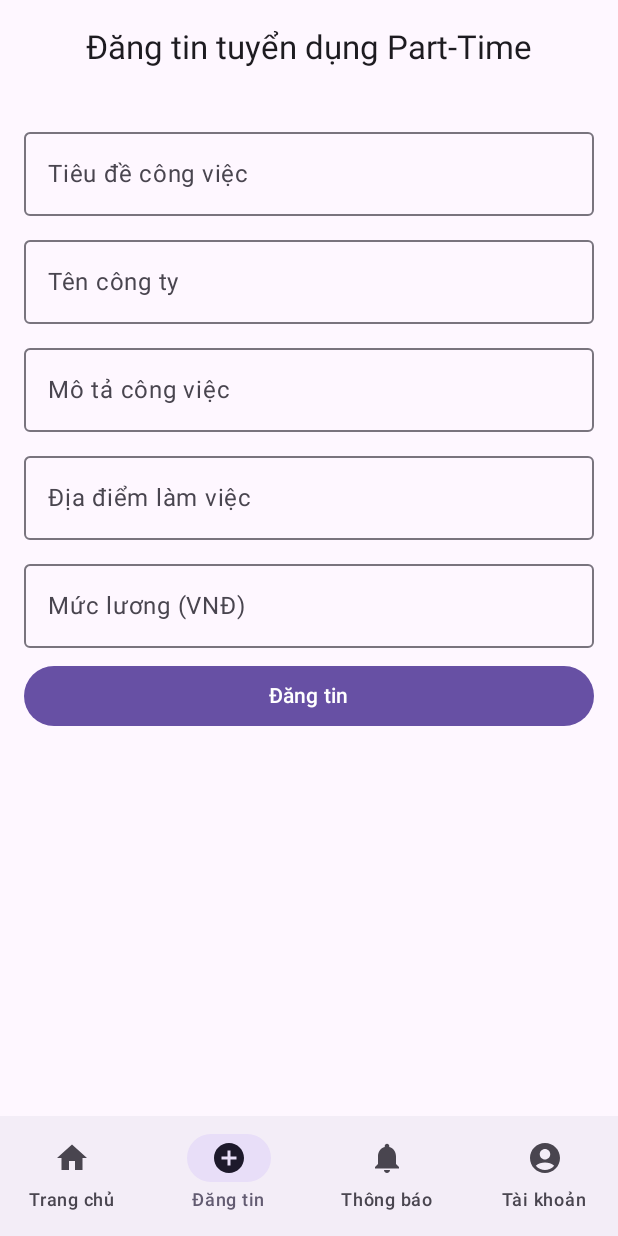
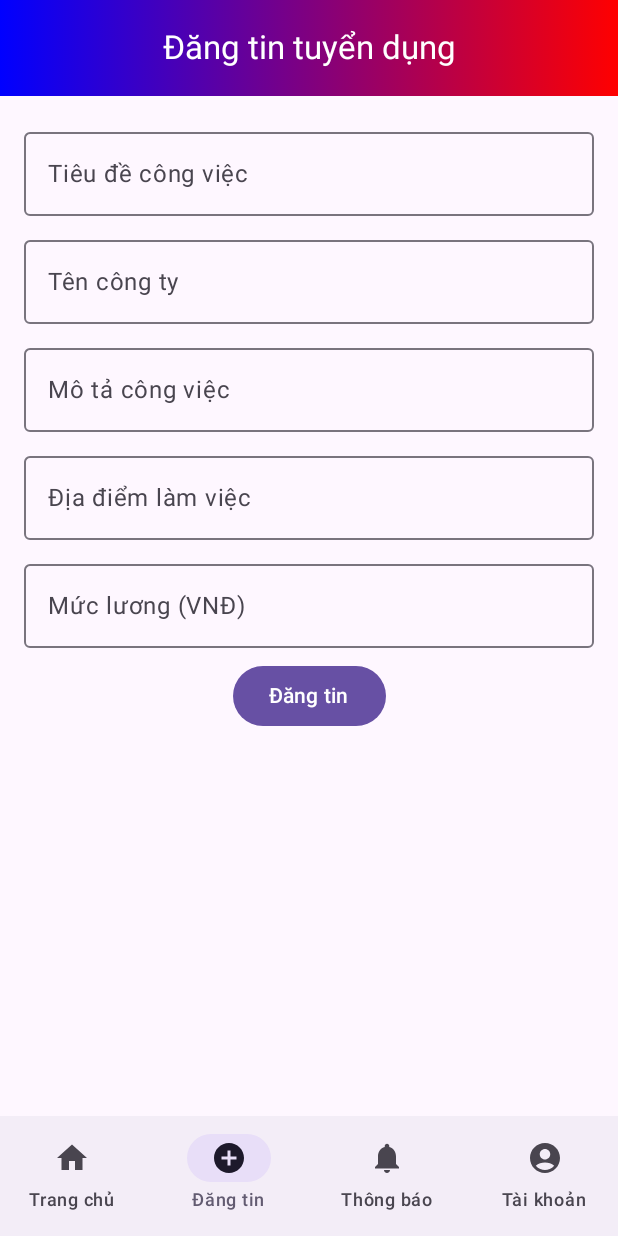
Before and after one commit to ThanhHienIT2004/Job-Search-Application, an Android app built with Jetpack Compose: the PostScreen screen opened through its navigation route, on a phone screen of 412 x 824 dp. Run offline under Robolectric (Android 15) with nearby library versions, the phone set to English and light mode, and no system bars.

Commit message:
add color post  screen

```diff
--- a/app/src/main/java/com/mobile/jobsearchapplication/ui/screens/MainScreen.kt
+++ b/app/src/main/java/com/mobile/jobsearchapplication/ui/screens/MainScreen.kt
@@ -1,15 +1,17 @@
 package com.mobile.jobsearchapplication.ui.screens
 
+import androidx.compose.foundation.layout.fillMaxSize
+import androidx.compose.foundation.layout.padding
 import androidx.compose.material3.*
 import androidx.compose.runtime.Composable
-import androidx.compose.foundation.layout.padding
 import androidx.compose.ui.Modifier
+import androidx.navigation.NavHostController
 import androidx.navigation.compose.*
 import com.mobile.jobsearchapplication.ui.screens.components.*
 
 @Composable
 fun MainScreen() {
-    val navController = rememberNavController()
+    val navController: NavHostController = rememberNavController()
 
     Scaffold(
         bottomBar = { BottomNavigationBar(navController) }
@@ -17,15 +19,16 @@ fun MainScreen() {
         NavHost(
             navController = navController,
             startDestination = Screen.Home.route,
-            modifier = Modifier.padding(paddingValues)
+            modifier = Modifier
+                .fillMaxSize()
+                .padding(paddingValues) // Tránh bị che bởi BottomNavigation
         ) {
             composable(Screen.Home.route) { HomeScreen(navController) }
             composable(Screen.PostJob.route) { PostScreen() }
-            composable(Screen.Notifications.route) { NotificationScreen(navController) }
+            composable(Screen.Notifications.route) { NotificationsScreen() }
             composable(Screen.Account.route) { UserScreen(navController) }
             composable("detail_user_screen") { DetailUserScreen(navController) }
             composable("login_register") { LoginRegisterScreen(navController) }
-
         }
     }
 }
--- a/app/src/main/java/com/mobile/jobsearchapplication/ui/screens/PostScreen.kt
+++ b/app/src/main/java/com/mobile/jobsearchapplication/ui/screens/PostScreen.kt
@@ -1,10 +1,13 @@
 package com.mobile.jobsearchapplication.ui.screens
 
+import androidx.compose.foundation.background
 import androidx.compose.foundation.layout.*
 import androidx.compose.foundation.text.BasicTextField
 import androidx.compose.material3.*
 import androidx.compose.runtime.*
 import androidx.compose.ui.Modifier
+import androidx.compose.ui.graphics.Brush
+import androidx.compose.ui.graphics.Color
 import androidx.compose.ui.text.input.TextFieldValue
 import androidx.compose.ui.unit.dp
 import androidx.navigation.NavController
@@ -21,9 +24,21 @@ fun PostScreen() {
     Scaffold(
         topBar = {
             CenterAlignedTopAppBar(
-                title = { Text("Đăng tin tuyển dụng Part-Time") }
+                title = { Text("Đăng tin tuyển dụng") },
+                colors = TopAppBarDefaults.centerAlignedTopAppBarColors(
+                    containerColor = Color.Transparent, // Đặt trong suốt để hiển thị Gradient
+                    titleContentColor = Color.White // Màu chữ trắng
+
+                ),
+                modifier = Modifier
+                    .background(
+                    brush = Brush.horizontalGradient(
+                        colors = listOf(Color.Blue, Color.Red) // Gradient từ xanh sang cyan
+                    )
+                )
             )
         }
+
     ) { paddingValues ->
         Column(
             modifier = Modifier
@@ -71,7 +86,7 @@ fun PostScreen() {
                 onClick = {
                     // Xử lý đăng tin
                 },
-                modifier = Modifier.fillMaxWidth()
+                modifier = Modifier.fillMaxWidth().wrapContentWidth()
             ) {
                 Text("Đăng tin")
             }
--- a/app/src/main/java/com/mobile/jobsearchapplication/ui/screens/components/BottomNavBar.kt
+++ b/app/src/main/java/com/mobile/jobsearchapplication/ui/screens/components/BottomNavBar.kt
@@ -38,4 +38,5 @@ fun BottomNavigationBar(navController: NavController) {
             )
         }
     }
+
 }
```
Also changed, not shown: app/src/main/java/com/mobile/jobsearchapplication/ui/screens/HomeScreen.kt (+0 -7 lines).
